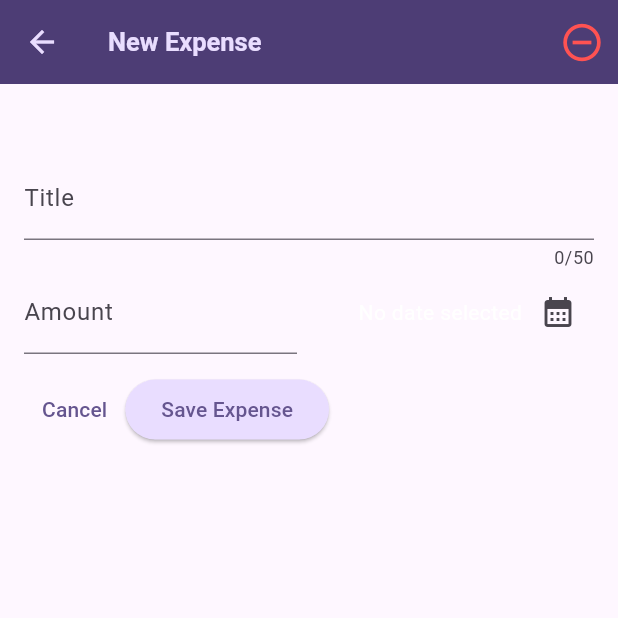
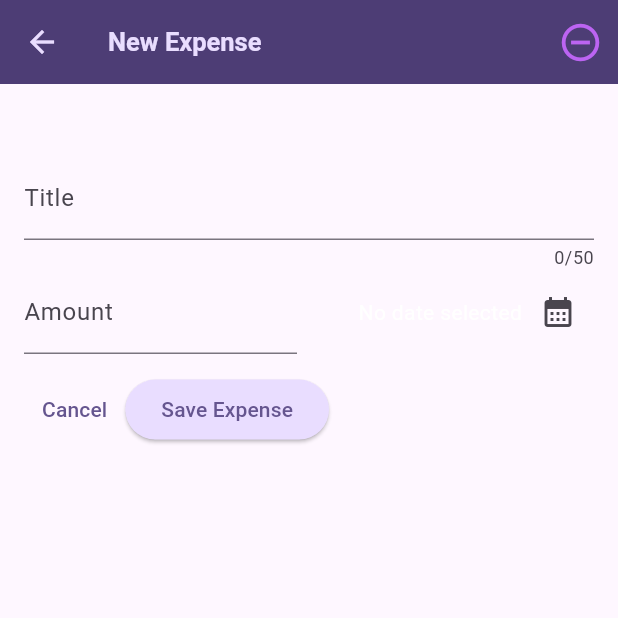
Before and after one commit to tundeloper/expense_tracker_dart, a Flutter app: the NewExpense screen opened directly, on a phone screen of 412 x 824 dp, the top half of it. Run offline on Flutter 3.47's test engine with Material 2 defaults, Android fonts, the phone set to English and light mode, and no system bars.

Commit message:
sized box

```diff
--- a/lib/new_expense.dart
+++ b/lib/new_expense.dart
@@ -72,13 +72,17 @@ class _NewExpenseState extends State<NewExpense> {
       appBar: AppBar(
         title: const Text('New Expense'),
         actions: [
-          IconButton(
-            onPressed: () {
-              Navigator.pop(context);
-            },
-            icon: const Icon(Icons.remove_circle_outline),
-            color: Colors.redAccent,
-            iconSize: 30,
+          SizedBox(
+            height: 50,
+            width:  50,
+            child: IconButton(
+              onPressed: () {
+                Navigator.pop(context);
+              },
+              icon: const Icon(Icons.remove_circle_outline),
+              color: const Color.fromARGB(255, 188, 100, 242),
+              iconSize: 30,
+            ),
           )
         ],
       ),
```
